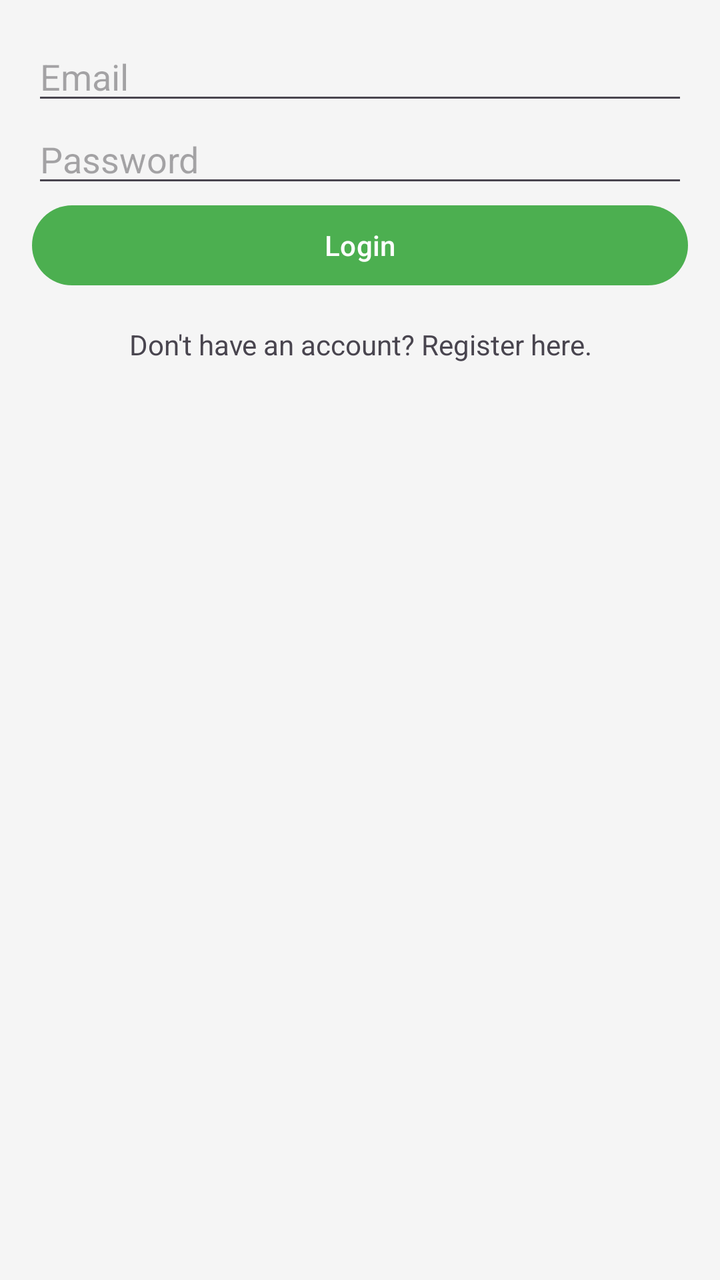
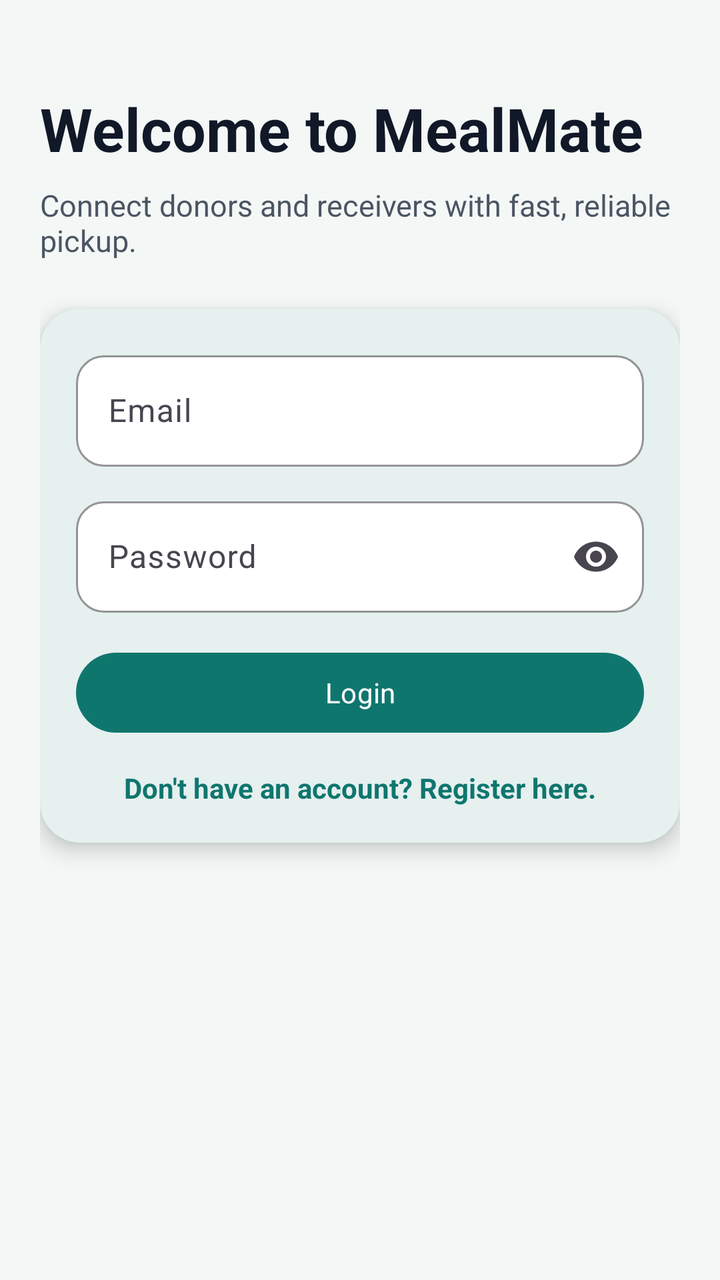

Before-and-after screenshots of an Android layout around one commit, followed by the original layout XML and the change that was made.
<!-- AndroidManifest.xml: application theme Theme.App -->
<!-- res/layout/activity_login.xml -->
<?xml version="1.0" encoding="utf-8"?>
<LinearLayout xmlns:android="http://schemas.android.com/apk/res/android"
    android:layout_width="match_parent"
    android:layout_height="match_parent"
    android:orientation="vertical"
    android:padding="16dp">

    <EditText
        android:id="@+id/editTextEmail"
        android:layout_width="match_parent"
        android:layout_height="wrap_content"
        android:hint="@string/login_email_hint"
        android:inputType="textEmailAddress" />

    <EditText
        android:id="@+id/editTextPassword"
        android:layout_width="match_parent"
        android:layout_height="wrap_content"
        android:hint="@string/login_password_hint"
        android:inputType="textPassword" />

    <Button
        android:id="@+id/buttonLogin"
        android:layout_width="match_parent"
        android:layout_height="wrap_content"
        android:text="@string/login_button_text" />

    <TextView
        android:id="@+id/textViewRegister"
        android:layout_width="match_parent"
        android:layout_height="wrap_content"
        android:text="@string/login_register_text"
        android:textAlignment="center"
        android:layout_marginTop="16dp"/>

</LinearLayout>
<!-- resources referenced by this layout -->
<resources>
  <string name="login_button_text">Login</string>
  <string name="login_email_hint">Email</string>
  <string name="login_password_hint">Password</string>
  <string name="login_register_text">Don\'t have an account? Register here.</string>
  <style name="Theme.App" parent="Theme.Material3.Light.NoActionBar">
          
          <item name="colorPrimary">@color/green_primary</item>
          <item name="colorPrimaryVariant">@color/green_dark</item>
          <item name="colorOnPrimary">@color/white</item>
          
          <item name="colorSecondary">@color/orange_accent</item>
          <item name="colorSecondaryVariant">@color/orange_accent</item>
          <item name="colorOnSecondary">@color/white</item>
          
          <item name="android:statusBarColor" tools:targetApi="l">?attr/colorPrimaryVariant</item>
          
          <item name="android:windowBackground">@color/light_gray</item>
          <item name="textInputStyle">@style/Widget.App.TextInputLayout</item>
          <item name="buttonStyle">@style/Widget.App.Button</item>
      </style>
  <color name="green_primary">#4CAF50</color>
  <color name="green_dark">#388E3C</color>
  <color name="white">#FFFFFFFF</color>
  <color name="orange_accent">#FF9800</color>
  <color name="light_gray">#F5F5F5</color>
  <style name="Widget.App.TextInputLayout" parent="Widget.Material3.TextInputLayout.OutlinedBox">
          <item name="boxStrokeColor">@color/green_primary</item>
      </style>
  <style name="Widget.App.Button" parent="Widget.Material3.Button">
          <item name="backgroundTint">@color/green_primary</item>
          <item name="android:textColor">@color/white</item>
      </style>
</resources>

<!-- the commit's change to res/layout/activity_login.xml (unified diff, before → after) -->
@@ -1,36 +1,91 @@
 <?xml version="1.0" encoding="utf-8"?>
-<LinearLayout xmlns:android="http://schemas.android.com/apk/res/android"
+<ScrollView xmlns:android="http://schemas.android.com/apk/res/android"
+    xmlns:app="http://schemas.android.com/apk/res-auto"
     android:layout_width="match_parent"
     android:layout_height="match_parent"
-    android:orientation="vertical"
-    android:padding="16dp">
+    android:background="@color/light_gray"
+    android:fillViewport="true">
 
-    <EditText
-        android:id="@+id/editTextEmail"
+    <LinearLayout
         android:layout_width="match_parent"
         android:layout_height="wrap_content"
-        android:hint="@string/login_email_hint"
-        android:inputType="textEmailAddress" />
+        android:orientation="vertical"
+        android:padding="20dp">
 
-    <EditText
-        android:id="@+id/editTextPassword"
-        android:layout_width="match_parent"
-        android:layout_height="wrap_content"
-        android:hint="@string/login_password_hint"
-        android:inputType="textPassword" />
+        <TextView
+            android:layout_width="match_parent"
+            android:layout_height="wrap_content"
+            android:layout_marginTop="24dp"
+            android:text="@string/login_title"
+            android:textColor="@color/text_primary"
+            android:textSize="30sp"
+            android:textStyle="bold" />
 
-    <Button
-        android:id="@+id/buttonLogin"
-        android:layout_width="match_parent"
-        android:layout_height="wrap_content"
-        android:text="@string/login_button_text" />
+        <TextView
+            android:layout_width="match_parent"
+            android:layout_height="wrap_content"
+            android:layout_marginTop="8dp"
+            android:layout_marginBottom="24dp"
+            android:text="@string/login_subtitle"
+            android:textColor="@color/text_secondary"
+            android:textSize="15sp" />
 
-    <TextView
-        android:id="@+id/textViewRegister"
-        android:layout_width="match_parent"
-        android:layout_height="wrap_content"
-        android:text="@string/login_register_text"
-        android:textAlignment="center"
-        android:layout_marginTop="16dp"/>
+        <com.google.android.material.card.MaterialCardView
+            android:layout_width="match_parent"
+            android:layout_height="wrap_content"
+            app:cardBackgroundColor="@color/surface_card"
+            app:cardCornerRadius="20dp"
+            app:cardElevation="6dp">
 
-</LinearLayout>
+            <LinearLayout
+                android:layout_width="match_parent"
+                android:layout_height="wrap_content"
+                android:orientation="vertical"
+                android:padding="18dp">
+
+                <com.google.android.material.textfield.TextInputLayout
+                    android:layout_width="match_parent"
+                    android:layout_height="wrap_content"
+                    android:layout_marginBottom="12dp"
+                    android:hint="@string/login_email_hint">
+
+                    <com.google.android.material.textfield.TextInputEditText
+                        android:id="@+id/editTextEmail"
+                        android:layout_width="match_parent"
+                        android:layout_height="wrap_content"
+                        android:inputType="textEmailAddress" />
+                </com.google.android.material.textfield.TextInputLayout>
+
+                <com.google.android.material.textfield.TextInputLayout
+                    android:layout_width="match_parent"
+                    android:layout_height="wrap_content"
+                    android:layout_marginBottom="16dp"
+                    android:hint="@string/login_password_hint"
+                    app:endIconMode="password_toggle">
+
+                    <com.google.android.material.textfield.TextInputEditText
+                        android:id="@+id/editTextPassword"
+                        android:layout_width="match_parent"
+                        android:layout_height="wrap_content"
+                        android:inputType="textPassword" />
+                </com.google.android.material.textfield.TextInputLayout>
+
+                <Button
+                    android:id="@+id/buttonLogin"
+                    android:layout_width="match_parent"
+                    android:layout_height="wrap_content"
+                    android:text="@string/login_button_text" />
+
+                <TextView
+                    android:id="@+id/textViewRegister"
+                    android:layout_width="match_parent"
+                    android:layout_height="wrap_content"
+                    android:layout_marginTop="14dp"
+                    android:gravity="center"
+                    android:text="@string/login_register_text"
+                    android:textColor="@color/green_primary"
+                    android:textStyle="bold" />
+            </LinearLayout>
+        </com.google.android.material.card.MaterialCardView>
+    </LinearLayout>
+</ScrollView>
<!-- resource entries referenced after the edit -->
@@ -4,33 +4,50 @@
   <string name="login_email_hint">Email</string>
   <string name="login_password_hint">Password</string>
   <string name="login_register_text">Don\'t have an account? Register here.</string>
+  <string name="login_subtitle">Connect donors and receivers with fast, reliable pickup.</string>
+  <string name="login_title">Welcome to MealMate</string>
   <style name="Theme.App" parent="Theme.Material3.Light.NoActionBar">
-          
           <item name="colorPrimary">@color/green_primary</item>
-          <item name="colorPrimaryVariant">@color/green_dark</item>
+          <item name="colorPrimaryContainer">@color/green_dark</item>
           <item name="colorOnPrimary">@color/white</item>
-          
           <item name="colorSecondary">@color/orange_accent</item>
-          <item name="colorSecondaryVariant">@color/orange_accent</item>
           <item name="colorOnSecondary">@color/white</item>
-          
-          <item name="android:statusBarColor" tools:targetApi="l">?attr/colorPrimaryVariant</item>
-          
+          <item name="colorSurface">@color/surface_card</item>
+          <item name="colorOnSurface">@color/text_primary</item>
+          <item name="android:statusBarColor" tools:targetApi="l">@color/green_dark</item>
           <item name="android:windowBackground">@color/light_gray</item>
+          <item name="android:fontFamily">sans-serif</item>
           <item name="textInputStyle">@style/Widget.App.TextInputLayout</item>
           <item name="buttonStyle">@style/Widget.App.Button</item>
+          <item name="materialCardViewStyle">@style/Widget.App.CardView</item>
       </style>
-  <color name="green_primary">#4CAF50</color>
-  <color name="green_dark">#388E3C</color>
+  <color name="green_primary">#0F766E</color>
+  <color name="green_dark">#0B5E57</color>
   <color name="white">#FFFFFFFF</color>
-  <color name="orange_accent">#FF9800</color>
-  <color name="light_gray">#F5F5F5</color>
+  <color name="orange_accent">#D97706</color>
+  <color name="light_gray">#F3F7F6</color>
+  <color name="surface_card">#FFFFFFFF</color>
+  <color name="text_primary">#111827</color>
+  <color name="text_secondary">#4B5563</color>
   <style name="Widget.App.TextInputLayout" parent="Widget.Material3.TextInputLayout.OutlinedBox">
           <item name="boxStrokeColor">@color/green_primary</item>
+          <item name="boxBackgroundColor">@color/surface_card</item>
+          <item name="boxCornerRadiusTopStart">14dp</item>
+          <item name="boxCornerRadiusTopEnd">14dp</item>
+          <item name="boxCornerRadiusBottomStart">14dp</item>
+          <item name="boxCornerRadiusBottomEnd">14dp</item>
       </style>
   <style name="Widget.App.Button" parent="Widget.Material3.Button">
           <item name="backgroundTint">@color/green_primary</item>
           <item name="android:textColor">@color/white</item>
+          <item name="cornerRadius">14dp</item>
+          <item name="android:minHeight">52dp</item>
+          <item name="android:textStyle">bold</item>
+      </style>
+  <style name="Widget.App.CardView" parent="Widget.Material3.CardView.Elevated">
+          <item name="cardCornerRadius">18dp</item>
+          <item name="cardElevation">4dp</item>
+          <item name="cardBackgroundColor">@color/surface_card</item>
       </style>
 </resources>
 
